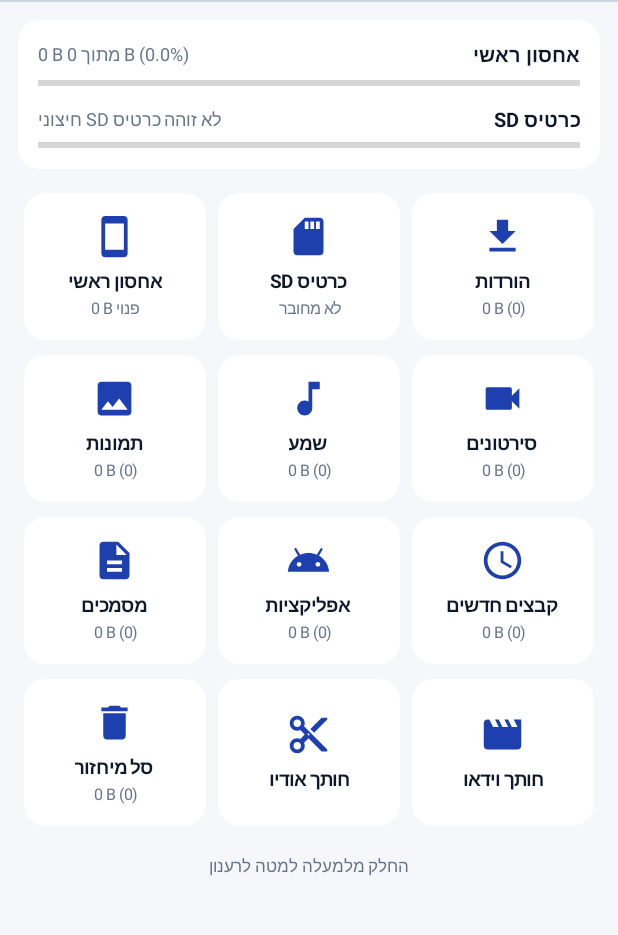
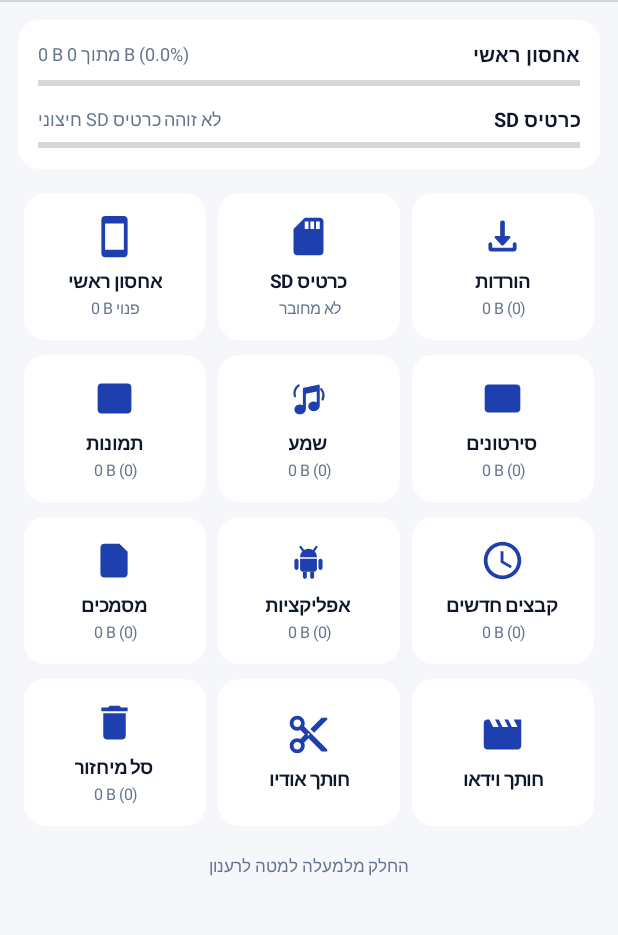
Before and after one commit to ES2323ES/File-Manager-Pro, an Android app: the screen it shows after launch (MainActivity), on a phone screen of 412 x 824 dp, the part 84-1019 px from its top. Run offline under Robolectric (Android 15) with nearby library versions, the phone set to English and light mode, and no system bars; network calls fail; pictures from the network do not load; 2 statements that could not run were skipped.

Commit message:
Add SVG UI icons and upgrade home category vector drawables

```diff
--- /dev/null
+++ b/app/src/main/res/drawable/ic_analyzer.xml
@@ -0,0 +1,22 @@
+<vector xmlns:android="http://schemas.android.com/apk/res/android"
+    android:width="36dp"
+    android:height="36dp"
+    android:viewportWidth="48"
+    android:viewportHeight="48">
+    <!-- Main storage pie donut -->
+    <path
+        android:fillColor="#38BDF8"
+        android:pathData="M24,6C14.06,6 6,14.06 6,24s8.06,18 18,18c8.56,0 15.72,-5.97 17.54,-14H24V6z" />
+    <!-- Active analyzed wedge -->
+    <path
+        android:fillColor="#6366F1"
+        android:pathData="M27,5.26V21h15.74C41.89,12.76 35.24,6.11 27,5.26z" />
+    <!-- Inner center cutout feel + subtle shine -->
+    <path
+        android:fillColor="#E0F2FE"
+        android:pathData="M24,18.5A5.5,5.5 0 1,0 24,29.5A5.5,5.5 0 1,0 24,18.5z" />
+    <!-- Mini bar accent bottom right -->
+    <path
+        android:fillColor="#0284C7"
+        android:pathData="M34,34h3.5v8H34zM40,30h3.5v12H40z" />
+</vector>
--- a/app/src/main/res/drawable/ic_apps.xml
+++ b/app/src/main/res/drawable/ic_apps.xml
@@ -1,10 +1,52 @@
-<?xml version="1.0" encoding="utf-8"?>
 <vector xmlns:android="http://schemas.android.com/apk/res/android"
-    android:width="28dp"
-    android:height="28dp"
-    android:viewportWidth="24"
-    android:viewportHeight="24">
+    android:width="36dp"
+    android:height="36dp"
+    android:viewportWidth="48"
+    android:viewportHeight="48">
+    <!-- Antennae -->
+    <path
+        android:pathData="M15.5,9.5 L19,14.5"
+        android:strokeWidth="2.4"
+        android:strokeColor="#22C55E"
+        android:strokeLineCap="round" />
+    <path
+        android:pathData="M32.5,9.5 L29,14.5"
+        android:strokeWidth="2.4"
+        android:strokeColor="#22C55E"
+        android:strokeLineCap="round" />
+    <!-- Head dome -->
+    <path
+        android:fillColor="#22C55E"
+        android:pathData="M15,20.5 C15,15.3 19.0,11.5 24,11.5 C29.0,11.5 33,15.3 33,20.5 Z" />
+    <!-- Eyes -->
+    <path
+        android:fillColor="#FFFFFF"
+        android:pathData="M19.8,15.6 A1.4,1.4 0 1,0 19.8,18.4 A1.4,1.4 0 1,0 19.8,15.6 Z" />
+    <path
+        android:fillColor="#FFFFFF"
+        android:pathData="M28.2,15.6 A1.4,1.4 0 1,0 28.2,18.4 A1.4,1.4 0 1,0 28.2,15.6 Z" />
+    <!-- Body torso -->
     <path
         android:fillColor="#16A34A"
-        android:pathData="M17.6,9.48l1.84,-3.18c0.16,-0.31 0.04,-0.69 -0.26,-0.85 -0.29,-0.15 -0.65,-0.06 -0.83,0.22l-1.88,3.24c-2.86,-1.21 -6.08,-1.21 -8.94,0L5.65,5.67c-0.19,-0.29 -0.58,-0.38 -0.87,-0.2 -0.28,0.18 -0.37,0.54 -0.22,0.83L6.4,9.48C3.3,11.25 1.28,14.44 1,18h22c-0.28,-3.56 -2.3,-6.75 -5.4,-8.52zM7,15.25c-0.69,0 -1.25,-0.56 -1.25,-1.25s0.56,-1.25 1.25,-1.25 1.25,0.56 1.25,1.25 -0.56,1.25 -1.25,1.25zM17,15.25c-0.69,0 -1.25,-0.56 -1.25,-1.25s0.56,-1.25 1.25,-1.25 1.25,0.56 1.25,1.25 -0.56,1.25 -1.25,1.25z" />
+        android:pathData="M15,22 H33 V32.8 C33,34.6 31.6,36 29.8,36 H18.2 C16.4,36 15,34.6 15,32.8 Z" />
+    <!-- Subtle chest accent pill -->
+    <path
+        android:fillColor="#4ADE80"
+        android:pathData="M18.5,25.5 C18.5,24.7 19.2,24 20,24 H28 C28.8,24 29.5,24.7 29.5,25.5 C29.5,26.3 28.8,27 28,27 H20 C19.2,27 18.5,26.3 18.5,25.5 Z" />
+    <!-- Left Arm -->
+    <path
+        android:fillColor="#4ADE80"
+        android:pathData="M11.2,22 C12.4,22 13.4,23.0 13.4,24.2 V31.8 C13.4,33.0 12.4,34 11.2,34 C10.0,34 9,33.0 9,31.8 V24.2 C9,23.0 10.0,22 11.2,22 Z" />
+    <!-- Right Arm -->
+    <path
+        android:fillColor="#4ADE80"
+        android:pathData="M36.8,22 C38.0,22 39,23.0 39,24.2 V31.8 C39,33.0 38.0,34 36.8,34 C35.6,34 34.6,33.0 34.6,31.8 V24.2 C34.6,23.0 35.6,22 36.8,22 Z" />
+    <!-- Left Leg -->
+    <path
+        android:fillColor="#15803D"
+        android:pathData="M18,36 H22.2 V41.2 C22.2,42.4 21.2,43.4 20.1,43.4 C19.0,43.4 18,42.4 18,41.2 Z" />
+    <!-- Right Leg -->
+    <path
+        android:fillColor="#15803D"
+        android:pathData="M25.8,36 H30 V41.2 C30,42.4 29.0,43.4 27.9,43.4 C26.8,43.4 25.8,42.4 25.8,41.2 Z" />
 </vector>
--- a/app/src/main/res/drawable/ic_audio.xml
+++ b/app/src/main/res/drawable/ic_audio.xml
@@ -1,10 +1,28 @@
-<?xml version="1.0" encoding="utf-8"?>
 <vector xmlns:android="http://schemas.android.com/apk/res/android"
-    android:width="28dp"
-    android:height="28dp"
-    android:viewportWidth="24"
-    android:viewportHeight="24">
+    android:width="36dp"
+    android:height="36dp"
+    android:viewportWidth="48"
+    android:viewportHeight="48">
+    <!-- Sound waves -->
     <path
-        android:fillColor="#D97706"
-        android:pathData="M12,3v10.55c-0.59,-0.34 -1.27,-0.55 -2,-0.55 -2.21,0 -4,1.79 -4,4s1.79,4 4,4 4,-1.79 4,-4V7h4V3h-6z" />
+        android:pathData="M9.5,21.5 C8,17.5 10,12.5 13.5,10"
+        android:strokeWidth="2.4"
+        android:strokeColor="#FBBF24"
+        android:strokeLineCap="round" />
+    <path
+        android:pathData="M39,25 C40.5,21.5 40,17 37.5,14"
+        android:strokeWidth="2.4"
+        android:strokeColor="#FBBF24"
+        android:strokeLineCap="round" />
+    <!-- Beamed double musical notes -->
+    <path
+        android:fillColor="#F97316"
+        android:pathData="M19,12.5 L34.5,9.2 C35.3,9.0 36,9.6 36,10.5 V31.5 C36,34.8 33.1,37.5 29.6,37.5 C26.3,37.5 23.8,35.2 23.8,32.3 C23.8,29.4 26.3,27.1 29.6,27.1 C30.8,27.1 31.9,27.4 32.8,28.0 V16.4 L21.2,18.9 V34.8 C21.2,38.1 18.3,40.8 14.8,40.8 C11.5,40.8 9.0,38.5 9.0,35.6 C9.0,32.7 11.5,30.4 14.8,30.4 C16.0,30.4 17.1,30.7 18.0,31.3 V13.8 C18.0,13.1 18.4,12.6 19,12.5 Z" />
+    <!-- Highlight sheen on note heads -->
+    <path
+        android:fillColor="#FED7AA"
+        android:pathData="M13.6,33.3 A2.0,1.4 0 1,0 13.6,36.1 A2.0,1.4 0 1,0 13.6,33.3 Z" />
+    <path
+        android:fillColor="#FED7AA"
+        android:pathData="M28.4,30.0 A2.0,1.4 0 1,0 28.4,32.8 A2.0,1.4 0 1,0 28.4,30.0 Z" />
 </vector>
--- /dev/null
+++ b/app/src/main/res/drawable/ic_check.xml
@@ -0,0 +1,9 @@
+<vector xmlns:android="http://schemas.android.com/apk/res/android"
+    android:width="24dp"
+    android:height="24dp"
+    android:viewportWidth="24"
+    android:viewportHeight="24">
+    <path
+        android:fillColor="#FFFFFF"
+        android:pathData="M9,16.17L4.83,12l-1.42,1.41L9,19 21,7l-1.41,-1.41z" />
+</vector>
--- /dev/null
+++ b/app/src/main/res/drawable/ic_chevron_down.xml
@@ -0,0 +1,9 @@
+<vector xmlns:android="http://schemas.android.com/apk/res/android"
+    android:width="24dp"
+    android:height="24dp"
+    android:viewportWidth="24"
+    android:viewportHeight="24">
+    <path
+        android:fillColor="#FFFFFF"
+        android:pathData="M7.41,8.59L12,13.17l4.59,-4.58L18,10l-6,6 -6,-6z" />
+</vector>
--- /dev/null
+++ b/app/src/main/res/drawable/ic_chevron_up.xml
@@ -0,0 +1,9 @@
+<vector xmlns:android="http://schemas.android.com/apk/res/android"
+    android:width="24dp"
+    android:height="24dp"
+    android:viewportWidth="24"
+    android:viewportHeight="24">
+    <path
+        android:fillColor="#FFFFFF"
+        android:pathData="M7.41,15.41L12,10.83l4.59,4.58L18,14l-6,-6 -6,6z" />
+</vector>
--- /dev/null
+++ b/app/src/main/res/drawable/ic_close.xml
@@ -0,0 +1,9 @@
+<vector xmlns:android="http://schemas.android.com/apk/res/android"
+    android:width="24dp"
+    android:height="24dp"
+    android:viewportWidth="24"
+    android:viewportHeight="24">
+    <path
+        android:fillColor="#FFFFFF"
+        android:pathData="M18.3,5.71a1,1 0 0,0 -1.41,0L12,10.59L7.11,5.7A1,1 0 0,0 5.7,7.11L10.59,12L5.7,16.89a1,1 0 1,0 1.41,1.41L12,13.41l4.89,4.89a1,1 0 0,0 1.41,-1.41L13.41,12l4.89,-4.89a1,1 0 0,0 0,-1.4z" />
+</vector>
--- a/app/src/main/res/drawable/ic_documents.xml
+++ b/app/src/main/res/drawable/ic_documents.xml
@@ -1,10 +1,18 @@
-<?xml version="1.0" encoding="utf-8"?>
 <vector xmlns:android="http://schemas.android.com/apk/res/android"
-    android:width="28dp"
-    android:height="28dp"
-    android:viewportWidth="24"
-    android:viewportHeight="24">
+    android:width="36dp"
+    android:height="36dp"
+    android:viewportWidth="48"
+    android:viewportHeight="48">
+    <!-- Document body -->
     <path
-        android:fillColor="#2563EB"
-        android:pathData="M14,2H6c-1.1,0 -1.99,0.9 -1.99,2L4,20c0,1.1 0.89,2 1.99,2H18c1.1,0 2,-0.9 2,-2V8l-6,-6zM16,18H8v-2h8v2zM16,14H8v-2h8v2zM13,9V3.5L18.5,9H13z" />
+        android:fillColor="#3B82F6"
+        android:pathData="M13,6 H29 L38,15 V38 C38,40.2 36.2,42 34,42 H13 C10.8,42 9,40.2 9,38 V10 C9,7.8 10.8,6 13,6 Z" />
+    <!-- Folded corner -->
+    <path
+        android:fillColor="#93C5FD"
+        android:pathData="M29,6 V13 C29,14.1 29.9,15 31,15 H38 Z" />
+    <!-- Document lines -->
+    <path
+        android:fillColor="#FFFFFF"
+        android:pathData="M15,22 H32 C32.8,22 33.5,22.7 33.5,23.5 C33.5,24.3 32.8,25 32,25 H15 C14.2,25 13.5,24.3 13.5,23.5 C13.5,22.7 14.2,22 15,22 Z M15,29 H32 C32.8,29 33.5,29.7 33.5,30.5 C33.5,31.3 32.8,32 32,32 H15 C14.2,32 13.5,31.3 13.5,30.5 C13.5,29.7 14.2,29 15,29 Z M15,15.5 H24 C24.8,15.5 25.5,16.2 25.5,17 C25.5,17.8 24.8,18.5 24,18.5 H15 C14.2,18.5 13.5,17.8 13.5,17 C13.5,16.2 14.2,15.5 15,15.5 Z" />
 </vector>
--- a/app/src/main/res/drawable/ic_downloads.xml
+++ b/app/src/main/res/drawable/ic_downloads.xml
@@ -1,10 +1,17 @@
-<?xml version="1.0" encoding="utf-8"?>
 <vector xmlns:android="http://schemas.android.com/apk/res/android"
-    android:width="28dp"
-    android:height="28dp"
-    android:viewportWidth="24"
-    android:viewportHeight="24">
+    android:width="36dp"
+    android:height="36dp"
+    android:viewportWidth="48"
+    android:viewportHeight="48">
+    <!-- Soft tray base -->
+    <path
+        android:fillColor="#14B8A6"
+        android:pathData="M9,32 C9,30.9 9.9,30 11,30 C12.1,30 13,30.9 13,32 V36 H35 V32 C35,30.9 35.9,30 37,30 C38.1,30 39,30.9 39,32 V37 C39,38.7 37.7,40 36,40 H12 C10.3,40 9,38.7 9,37 Z" />
+    <!-- Download arrow with soft highlight shaft -->
     <path
         android:fillColor="#0D9488"
-        android:pathData="M19,9h-4V3H9v6H5l7,7 7,-7zM5,18v2h14v-2H5z" />
+        android:pathData="M21.5,9 C21.5,7.9 22.4,7 23.5,7 H24.5 C25.6,7 26.5,7.9 26.5,9 V23.5 H31.2 C32.3,23.5 32.9,24.8 32.1,25.6 L25.1,33.2 C24.5,33.8 23.5,33.8 22.9,33.2 L15.9,25.6 C15.1,24.8 15.7,23.5 16.8,23.5 H21.5 Z" />
+    <path
+        android:fillColor="#99F6E4"
+        android:pathData="M23,10 H25 V24 H23 Z" />
 </vector>
--- a/app/src/main/res/drawable/ic_images.xml
+++ b/app/src/main/res/drawable/ic_images.xml
@@ -1,10 +1,22 @@
-<?xml version="1.0" encoding="utf-8"?>
 <vector xmlns:android="http://schemas.android.com/apk/res/android"
-    android:width="28dp"
-    android:height="28dp"
-    android:viewportWidth="24"
-    android:viewportHeight="24">
+    android:width="36dp"
+    android:height="36dp"
+    android:viewportWidth="48"
+    android:viewportHeight="48">
+    <!-- Rounded photo frame -->
     <path
-        android:fillColor="#4F46E5"
-        android:pathData="M21,19V5c0,-1.1 -0.9,-2 -2,-2H5c-1.1,0 -2,0.9 -2,2v14c0,1.1 0.9,2 2,2h14c1.1,0 2,-0.9 2,-2zM8.5,13.5l2.5,3.01L14.5,12l4.5,6H5l3.5,-4.5z" />
+        android:fillColor="#6366F1"
+        android:pathData="M10,8 H38 C40.2,8 42,9.8 42,12 V36 C42,38.2 40.2,40 38,40 H10 C7.8,40 6,38.2 6,36 V12 C6,9.8 7.8,8 10,8 Z" />
+    <!-- Sky highlight -->
+    <path
+        android:fillColor="#A5B4FC"
+        android:pathData="M10,12 H38 V26 L30.5,19 L23,27 L17.5,22 L10,30 Z" />
+    <!-- Sun circle -->
+    <path
+        android:fillColor="#FDE047"
+        android:pathData="M16.5,14.5 A2.8,2.8 0 1,0 16.5,20.1 A2.8,2.8 0 1,0 16.5,14.5 Z" />
+    <!-- Mountain foreground -->
+    <path
+        android:fillColor="#EEF2FF"
+        android:pathData="M10,36 L18.5,25.5 L24,31.5 L31,22 L38,36 Z" />
 </vector>
--- a/app/src/main/res/drawable/ic_video.xml
+++ b/app/src/main/res/drawable/ic_video.xml
@@ -1,10 +1,26 @@
-<?xml version="1.0" encoding="utf-8"?>
 <vector xmlns:android="http://schemas.android.com/apk/res/android"
-    android:width="28dp"
-    android:height="28dp"
-    android:viewportWidth="24"
-    android:viewportHeight="24">
+    android:width="36dp"
+    android:height="36dp"
+    android:viewportWidth="48"
+    android:viewportHeight="48">
+    <!-- Film reel outer frame -->
     <path
-        android:fillColor="#E11D48"
-        android:pathData="M17,10.5V7c0,-0.55 -0.45,-1 -1,-1H4c-0.55,0 -1,0.45 -1,1v10c0,0.55 0.45,1 1,1h12c0.55,0 1,-0.45 1,-1v-3.5l4,4v-11l-4,4z" />
+        android:fillColor="#F43F5E"
+        android:pathData="M9,9 H39 C41.2,9 43,10.8 43,13 V35 C43,37.2 41.2,39 39,39 H9 C6.8,39 5,37.2 5,35 V13 C5,10.8 6.8,9 9,9 Z" />
+    <!-- Inner screen frame -->
+    <path
+        android:fillColor="#BE123C"
+        android:pathData="M14.5,12.5 H33.5 C34.3,12.5 35,13.2 35,14 V34 C35,34.8 34.3,35.5 33.5,35.5 H14.5 C13.7,35.5 13,34.8 13,34 V14 C13,13.2 13.7,12.5 14.5,12.5 Z" />
+    <!-- Left film sprocket holes -->
+    <path
+        android:fillColor="#FFE4E6"
+        android:pathData="M7.5,12.5 H10.8 V16.5 H7.5 Z M7.5,22 H10.8 V26 H7.5 Z M7.5,31.5 H10.8 V35.5 H7.5 Z" />
+    <!-- Right film sprocket holes -->
+    <path
+        android:fillColor="#FFE4E6"
+        android:pathData="M37.2,12.5 H40.5 V16.5 H37.2 Z M37.2,22 H40.5 V26 H37.2 Z M37.2,31.5 H40.5 V35.5 H37.2 Z" />
+    <!-- Center play triangle -->
+    <path
+        android:fillColor="#FFFFFF"
+        android:pathData="M20.5,18.2 L30.2,24 L20.5,29.8 Z" />
 </vector>
```
